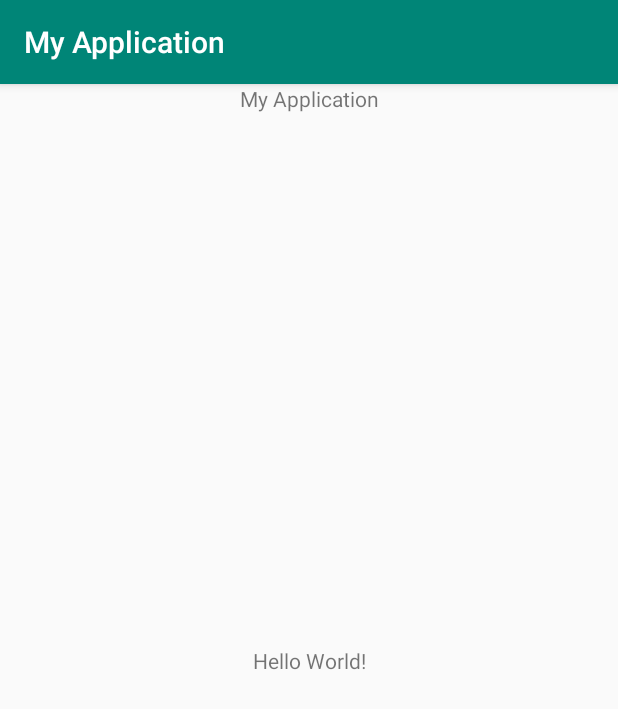
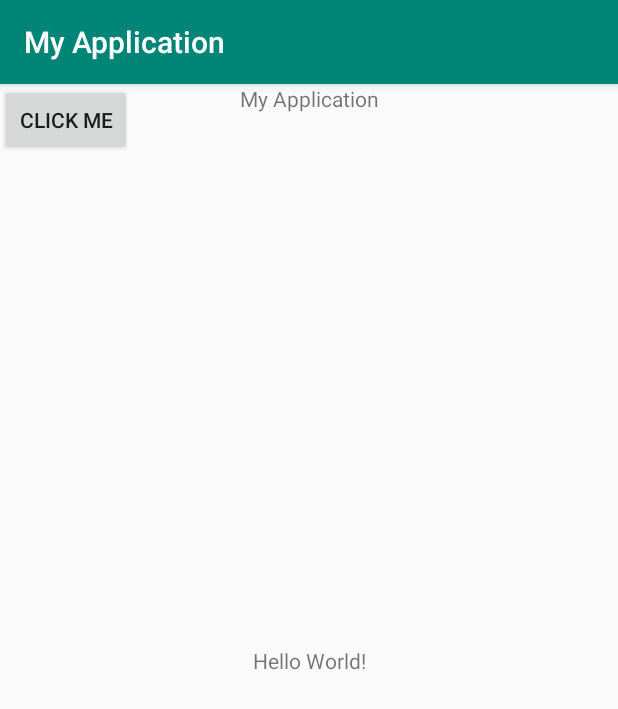
Before and after one commit to prajjawal13/Hello_World, an Android app: the screen it shows after launch (MainActivity), on a phone screen of 412 x 824 dp. Shown: the top 709 px of the screen. Run offline under Robolectric (Android 15) with nearby library versions, the phone set to English and light mode, and no system bars.

Commit message:
Click me Button added

```diff
--- a/app/src/main/java/com/example/myapplication/MainActivity.java
+++ b/app/src/main/java/com/example/myapplication/MainActivity.java
@@ -3,19 +3,31 @@ package com.example.myapplication;
 import androidx.appcompat.app.AppCompatActivity;
 
 import android.os.Bundle;
+import android.view.View;
+import android.widget.Button;
 import android.widget.TextView;
+import android.widget.Toast;
 
 public class MainActivity extends AppCompatActivity
 {
     TextView textView,textView1;
+    Button button;
      @Override
     protected void onCreate(Bundle savedInstanceState)
     {
         super.onCreate(savedInstanceState);
         setContentView(R.layout.activity_main);
-
         textView=findViewById(R.id.hello_world);
         textView1=findViewById(R.id.app_name);
+        button=findViewById(R.id.button);
+        button.setOnClickListener(new View.OnClickListener()
+        {
+            @Override
+            public void onClick(View view)
+            {
+                Toast.makeText(MainActivity.this, "Click Me", Toast.LENGTH_SHORT).show();
+            }
+        });
 
     }
 }
--- a/app/src/main/res/layout/activity_main.xml
+++ b/app/src/main/res/layout/activity_main.xml
@@ -28,5 +28,16 @@
 
     </TextView>
 
+    <Button
+        android:id="@+id/button"
+        android:layout_width="wrap_content"
+        android:layout_height="wrap_content"
+        tools:ignore="MissingConstraints"
+        android:text="Click me"
+        tools:layout_editor_absoluteX="161dp"
+        tools:layout_editor_absoluteY="511dp">
+
+    </Button>
+
 
 </androidx.constraintlayout.widget.ConstraintLayout>
```
